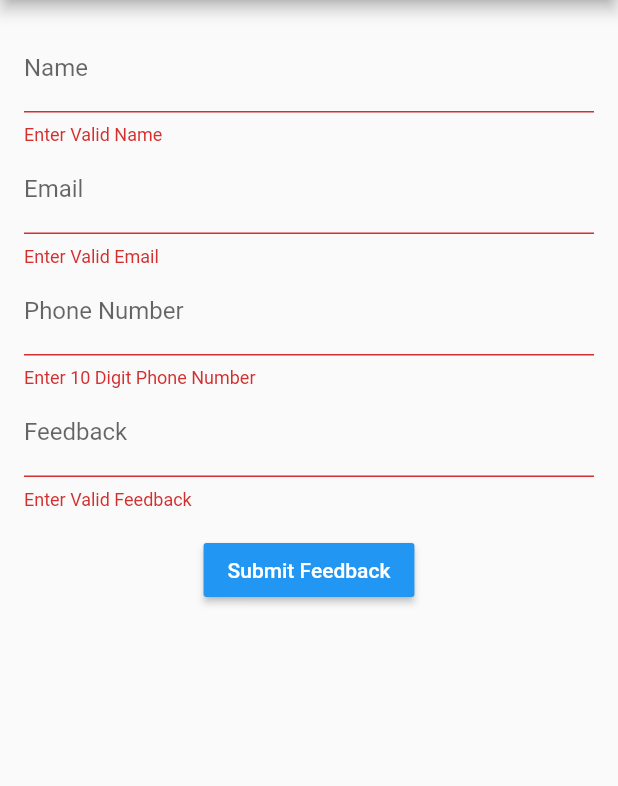
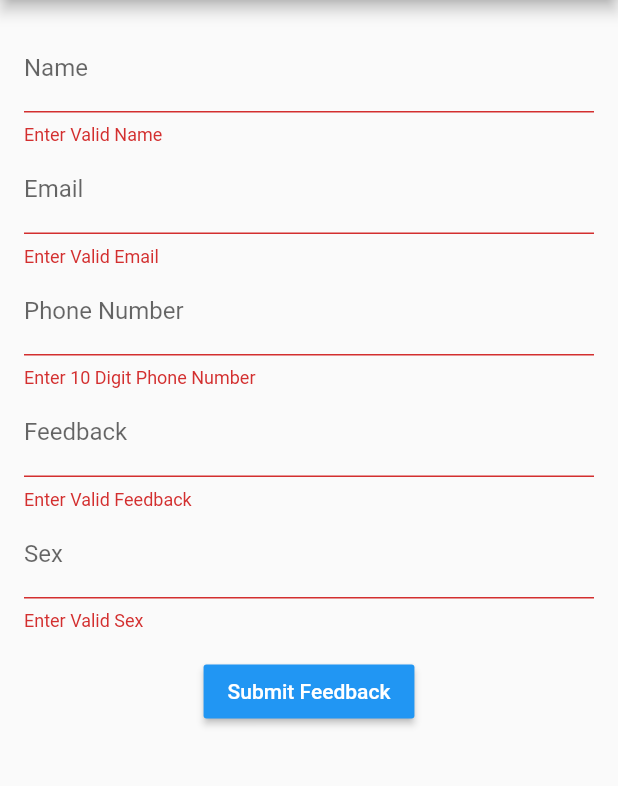
Before and after one commit to rich840213/FlutterGoogleSheetsLab, a Flutter app: the screen it shows after launch, after a tap on "Submit Feedback", on a phone screen of 412 x 824 dp, the part 84-870 px from its top. Run offline on Flutter 3.47's test engine with Material 2 defaults, Android fonts, the phone set to English and light mode, and no system bars.

Commit message:
[Update] add sex input

```diff
--- a/lib/main.dart
+++ b/lib/main.dart
@@ -45,6 +45,7 @@ class _MyHomePageState extends State<MyHomePage> {
   TextEditingController emailController = TextEditingController();
   TextEditingController phoneNoController = TextEditingController();
   TextEditingController feedbackController = TextEditingController();
+  TextEditingController sexController = TextEditingController();
 
   // Method to Submit Feedback and save it in Google Sheets
   void _submitForm() {
@@ -56,7 +57,8 @@ class _MyHomePageState extends State<MyHomePage> {
           nameController.text,
           emailController.text,
           phoneNoController.text,
-          feedbackController.text);
+          feedbackController.text,
+          sexController.text);
 
       FormController formController = FormController((String response) {
         print("Response: $response");
@@ -89,10 +91,11 @@ class _MyHomePageState extends State<MyHomePage> {
   void _setEnabledSubmitBtn(bool state) {
     _btnState = state;
     if (state) {
-      nameController.text = '';
-      emailController.text = '';
-      phoneNoController.text = '';
-      feedbackController.text = '';
+      nameController.clear();
+      emailController.clear();
+      phoneNoController.clear();
+      feedbackController.clear();
+      sexController.clear();
     }
     setState(() {});
   }
@@ -163,6 +166,16 @@ class _MyHomePageState extends State<MyHomePage> {
                         keyboardType: TextInputType.multiline,
                         decoration: InputDecoration(labelText: 'Feedback'),
                       ),
+                      TextFormField(
+                        controller: sexController,
+                        validator: (value) {
+                          if (value.isEmpty) {
+                            return 'Enter Valid Sex';
+                          }
+                          return null;
+                        },
+                        decoration: InputDecoration(labelText: 'Sex'),
+                      ),
                     ],
                   ),
                 )),
--- a/lib/model/form.dart
+++ b/lib/model/form.dart
@@ -4,10 +4,12 @@ class FeedbackForm {
   final String _email;
   final String _phoneNo;
   final String _feedback;
+  final String _sex;
 
-  FeedbackForm(this._name, this._email, this._phoneNo, this._feedback);
+  FeedbackForm(
+      this._name, this._email, this._phoneNo, this._feedback, this._sex);
 
   // Method to make GET parameters.
   String toParams() =>
-      "?name=$_name&email=$_email&phoneNo=$_phoneNo&feedback=$_feedback";
+      "?name=$_name&email=$_email&phoneNo=$_phoneNo&feedback=$_feedback&sex=$_sex";
 }
```
